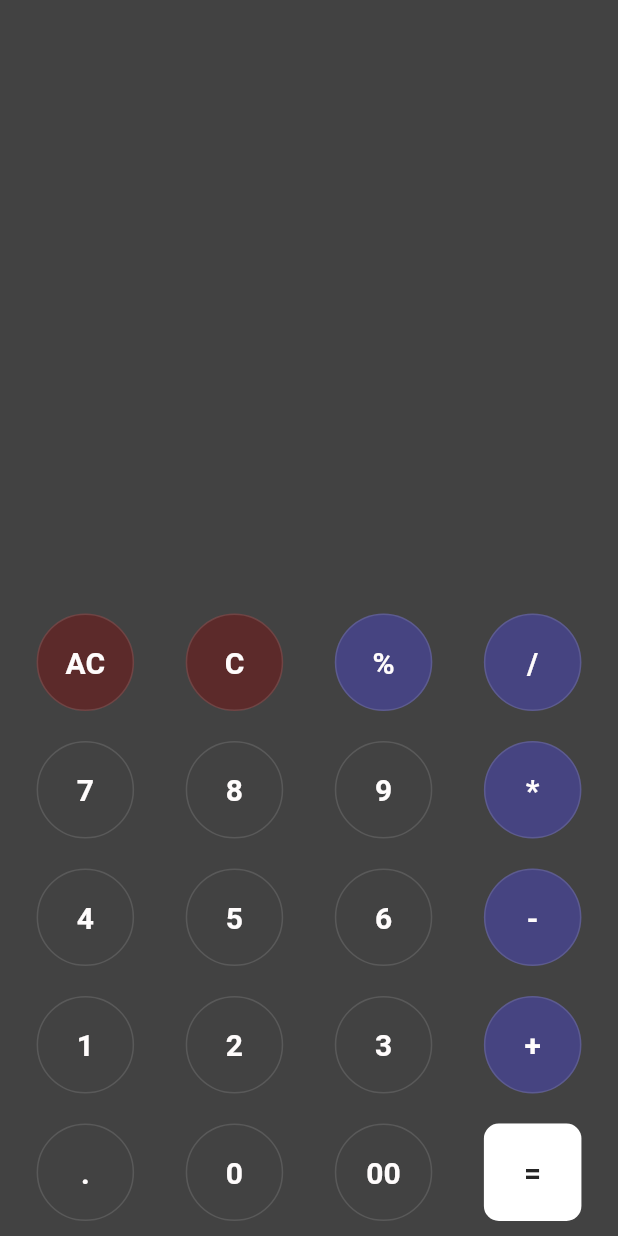
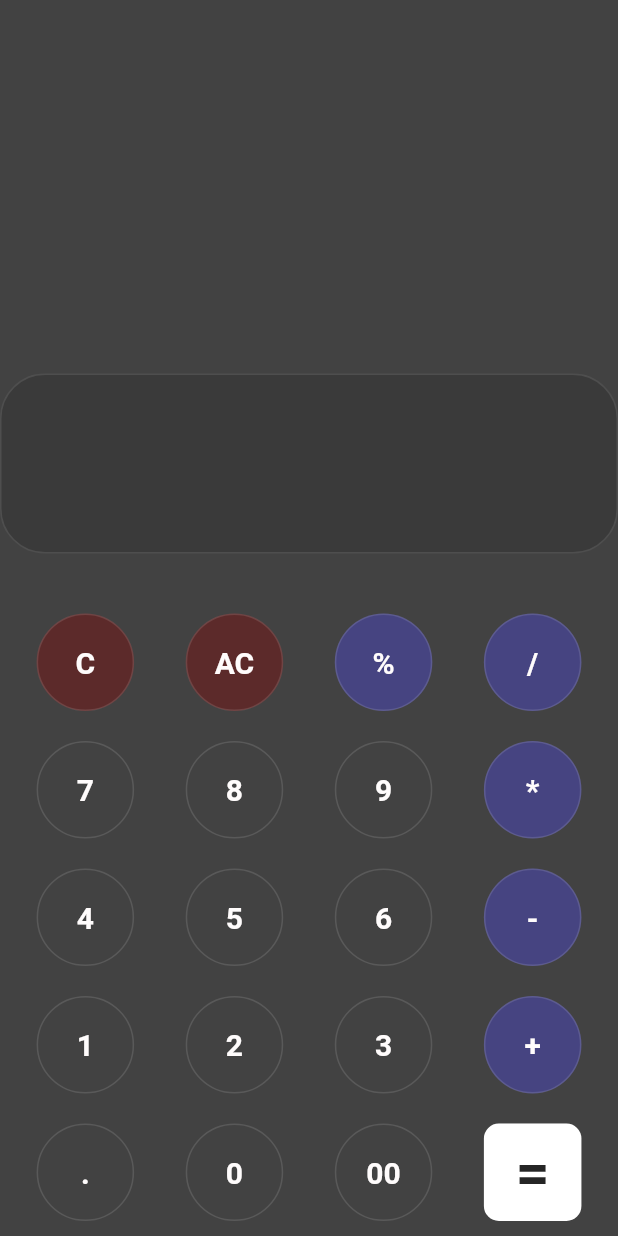
Before and after one commit to iqbalanas1997/FlutterCalculator, a Flutter app: the screen it shows after launch, on a phone screen of 412 x 824 dp. Run offline on Flutter 3.47's test engine with Material 2 defaults, Android fonts, the phone set to English and light mode, and no system bars; our stand-ins replace math_expressions.

Commit message:
Calculator Logic

```diff
--- a/lib/main.dart
+++ b/lib/main.dart
@@ -1,13 +1,58 @@
 import 'package:flutter/material.dart';
 
 import 'widgets/calculator.dart';
+import 'package:math_expressions/math_expressions.dart';
 
 void main() {
   runApp(MyApp());
 }
 
-class MyApp extends StatelessWidget {
+class MyApp extends StatefulWidget {
   // This widget is the root of your application.
+
+  @override
+  _MyAppState createState() => _MyAppState();
+}
+
+class _MyAppState extends State<MyApp> {
+  String _history = "";
+  String _expression = "";
+
+  void numClick(String txt) {
+    setState(() {
+      _expression += txt;
+    });
+  }
+
+  void allClear(String txt) {
+    setState(() {
+      _history = "";
+      _expression = "";
+      print("_expression");
+    });
+  }
+
+  void clearing(String txt) {
+    setState(() {
+      if (_expression != "" && _expression.length > 0) {
+        _expression = _expression.substring(0, _expression.length - 1);
+      }
+    });
+    print("_expression");
+  }
+
+  void evaluate(String txt) {
+    Parser p = Parser();
+    Expression exp = p.parse(_expression);
+    ContextModel cm = ContextModel();
+    double eval = exp.evaluate(EvaluationType.REAL, cm);
+
+    setState(() {
+      _history = _expression;
+      _expression = eval.toString();
+    });
+  }
+
   @override
   Widget build(BuildContext context) {
     return MaterialApp(
@@ -18,25 +63,76 @@ class MyApp extends StatelessWidget {
               child: Column(
                 mainAxisAlignment: MainAxisAlignment.end,
                 children: [
+                  Container(
+                    width: 500,
+                    height: 120,
+                    margin: EdgeInsets.only(bottom: 30),
+                    alignment: Alignment.bottomRight,
+                    padding: EdgeInsets.all(20),
+
+                    // color: Colors.black12,
+                    decoration: BoxDecoration(
+                        border: Border.all(color: Colors.white10),
+                        color: Colors.black12,
+                        borderRadius: BorderRadius.all(Radius.circular(30))),
+                    child: Column(
+                      children: [
+                        Container(
+                          alignment: Alignment.bottomRight,
+                          child: Text(
+                            _history,
+                            style: TextStyle(
+                              color: Colors.white30,
+                              fontSize: 20,
+                            ),
+                          ),
+                        ),
+                        Container(
+                          width: 700,
+                          alignment: Alignment.bottomRight,
+                          child: Text(
+                            _expression,
+                            style: TextStyle(
+                              color: Colors.white,
+                              fontSize: 40,
+                            ),
+                          ),
+                        ),
+                      ],
+                    ),
+                  ),
+
                   Row(
                     mainAxisAlignment: MainAxisAlignment.spaceEvenly,
                     children: <Widget>[
                       Calculator(
+                        text: 'C',
+                        fillColor: 0xFF5C2A2A,
+                        textColor: 0xFFFFFCFC,
+                        callBack: clearing,
+                      ),
+                      // Calculator(
+                      //   text: 'AC',
+                      //   fillColor: 0xFF5C2A2A,
+                      //   textColor: 0xFFFFFCFC,
+                      //   callBack: allClear,
+
+                      // ),
+
+                      Calculator(
                         text: 'AC',
                         fillColor: 0xFF5C2A2A,
                         textColor: 0xFFFFFCFC,
-                      ),
-                      Calculator(
-                        text: 'C',
-                        fillColor: 0xFF5C2A2A,
-                        textColor: 0xFFFFFCFC,
+                        callBack: allClear,
                       ),
                       Calculator(
                         text: '%',
+                        callBack: numClick,
                         fillColor: 0xFF464481,
                         textColor: 0xFFFFFCFC,
                       ),
                       Calculator(
+                        callBack: numClick,
                         text: '/',
                         fillColor: 0xFF464481,
                         textColor: 0xFFFFFCFC,
@@ -50,21 +146,25 @@ class MyApp extends StatelessWidget {
                     mainAxisAlignment: MainAxisAlignment.spaceEvenly,
                     children: <Widget>[
                       Calculator(
+                        callBack: numClick,
                         text: '7',
                         fillColor: 0xFF,
                         textColor: 0xFFFFFCFC,
                       ),
                       Calculator(
+                        callBack: numClick,
                         text: '8',
                         fillColor: 0xFF,
                         textColor: 0xFFFFFCFC,
                       ),
                       Calculator(
+                        callBack: numClick,
                         text: '9',
                         fillColor: 0xFF,
                         textColor: 0xFFFFFCFC,
                       ),
                       Calculator(
+                        callBack: numClick,
                         text: '*',
                         fillColor: 0xFF464481,
                         textColor: 0xFFFFFCFC,
@@ -79,20 +179,24 @@ class MyApp extends StatelessWidget {
                     children: <Widget>[
                       Calculator(
                         text: '4',
+                        callBack: numClick,
                         fillColor: 0xFF,
                         textColor: 0xFFFFFCFC,
                       ),
                       Calculator(
                         text: '5',
                         fillColor: 0xFF,
+                        callBack: numClick,
                         textColor: 0xFFFFFCFC,
                       ),
                       Calculator(
                         text: '6',
                         fillColor: 0xFF,
+                        callBack: numClick,
                         textColor: 0xFFFFFCFC,
                       ),
                       Calculator(
+                        callBack: numClick,
                         text: '-',
                         fillColor: 0xFF464481,
                         textColor: 0xFFFFFCFC,
@@ -107,21 +211,25 @@ class MyApp extends StatelessWidget {
                     children: <Widget>[
                       Calculator(
                         text: '1',
+                        callBack: numClick,
                         fillColor: 0xFF,
                         textColor: 0xFFFFFCFC,
                       ),
                       Calculator(
                         text: '2',
+                        callBack: numClick,
                         fillColor: 0xFF,
                         textColor: 0xFFFFFCFC,
                       ),
                       Calculator(
+                        callBack: numClick,
                         text: '3',
                         fillColor: 0xFF,
                         textColor: 0xFFFFFCFC,
                       ),
                       Calculator(
                         text: '+',
+                        callBack: numClick,
                         fillColor: 0xFF464481,
                         textColor: 0xFFFFFCFC,
                       ),
@@ -133,21 +241,26 @@ class MyApp extends StatelessWidget {
                     children: <Widget>[
                       Calculator(
                         text: '.',
+                        callBack: numClick,
                         fillColor: 0xFF,
                         textColor: 0xFFFFFCFC,
                       ),
                       Calculator(
                         text: '0',
+                        callBack: numClick,
                         fillColor: 0xFF,
                         textColor: 0xFFFFFCFC,
                       ),
                       Calculator(
                         text: '00',
+                        callBack: numClick,
                         fillColor: 0xFF,
                         textColor: 0xFFFFFCFC,
                       ),
                       Calculator(
                         text: '=',
+                        textSize: 40,
+                        callBack: evaluate,
                         btnRadius: 10,
                         fillColor: 0xFFFFFFFF,
                         textColor: 0xFF252525,
--- a/lib/widgets/calculator.dart
+++ b/lib/widgets/calculator.dart
@@ -2,15 +2,20 @@ import 'package:flutter/material.dart';
 
 class Calculator extends StatelessWidget {
   final String text;
+  final double textSize;
   final int fillColor;
   final int textColor;
   final double btnRadius;
+  final Function callBack;
+
   const Calculator({
     Key? key,
     required this.text,
+    this.textSize = 20,
     required this.fillColor,
     this.textColor = 0xFFFFFFFF,
     this.btnRadius = 50,
+    required this.callBack,
   }) : super(key: key);
 
   @override
@@ -34,10 +39,12 @@ class Calculator extends StatelessWidget {
                 ),
               ),
             ),
-            onPressed: () {},
+            onPressed: () {
+              callBack(text);
+            },
             child: Text(
               text,
-              style: TextStyle(fontWeight: FontWeight.bold, fontSize: 20),
+              style: TextStyle(fontWeight: FontWeight.bold, fontSize: textSize),
             )),
       ),
     );
--- a/pubspec.yaml
+++ b/pubspec.yaml
@@ -28,6 +28,7 @@ dependencies:
   # The following adds the Cupertino Icons font to your application.
   # Use with the CupertinoIcons class for iOS style icons.
   cupertino_icons: ^1.0.2
+  math_expressions: ^2.1.1
 
 dev_dependencies:
   flutter_test:
@@ -45,8 +46,8 @@ flutter:
   uses-material-design: true
 
   # To add assets to your application, add an assets section, like this:
-  # assets:
-  #   - images/a_dot_burr.jpeg
+  assets:
+    - assets/googleFonts/
   #   - images/a_dot_ham.jpeg
 
   # An image asset can refer to one or more resolution-specific "variants", see
```
Also changed, not shown: pubspec.lock, 1 other file.
